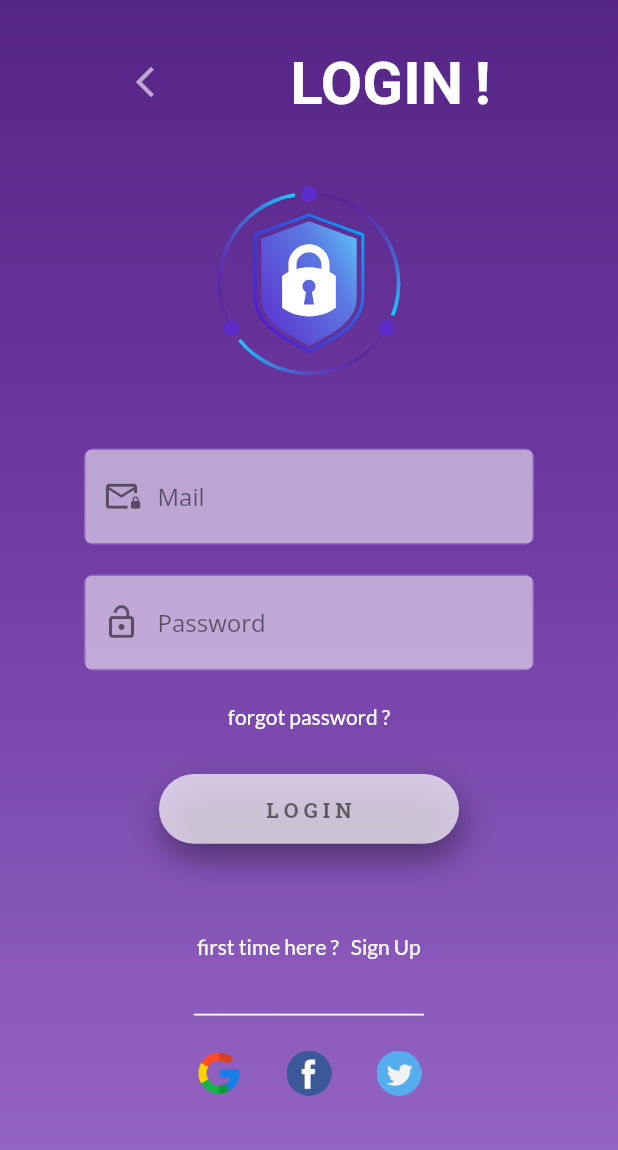
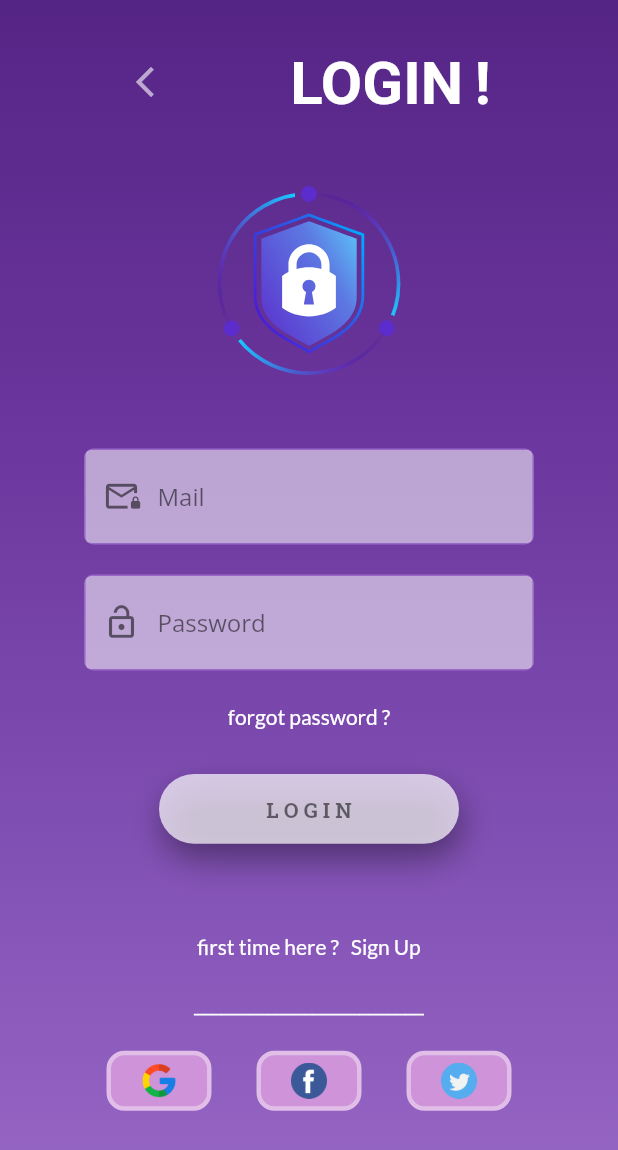
Before and after one commit to asmitranjansinha/Login-Signup, a Flutter app: the LoginPage screen opened directly, on a phone screen of 412 x 824 dp. Shown: the top 1150 px of the screen. Run offline on Flutter 3.47's test engine with Material 2 defaults, Android fonts, the phone set to English and light mode, and no system bars; our stand-ins replace cloud_firestore, firebase_auth, firebase_core, get, google_fonts, google_sign_in and 1 more; missing offline and left inert: flutter_facebook_auth; accounts and stored records are empty.

Commit message:
change social-icon-button UI

```diff
--- a/lib/widgets/social_icon.dart
+++ b/lib/widgets/social_icon.dart
@@ -12,6 +12,20 @@ class SocialButtons extends StatelessWidget {
   Widget build(Object context) {
     return GestureDetector(
         onTap: ontap,
-        child: Image(image: AssetImage(img), width: 30));
+        child: Container(
+            height: 40,
+            width: 70,
+            decoration: BoxDecoration(
+              borderRadius: BorderRadius.circular(12),
+              color: Colors.purple.shade200,
+              border: Border.all(color: Colors.purple.shade100, width: 3),
+            ),
+            child: Padding(
+              padding: const EdgeInsets.all(5),
+              child: Image(
+                image: AssetImage(img),
+                fit: BoxFit.scaleDown,
+              ),
+            )));
   }
 }
```
Also changed, not shown: lib/widgets/app_buttons.dart (line endings or trailing spaces).
